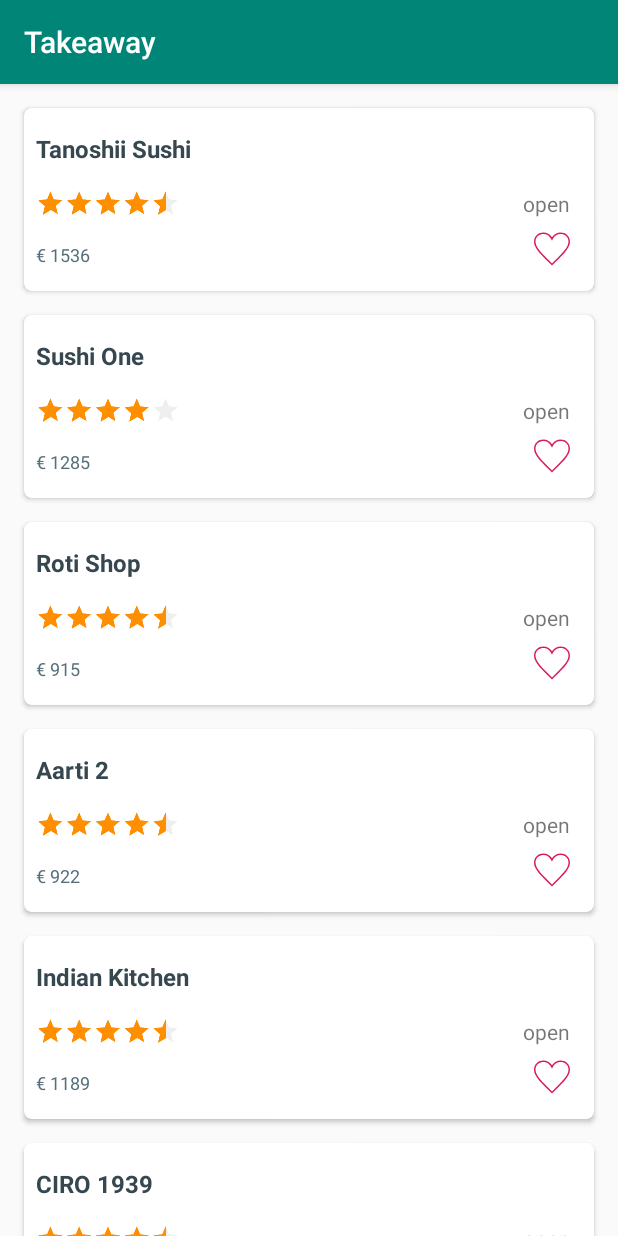
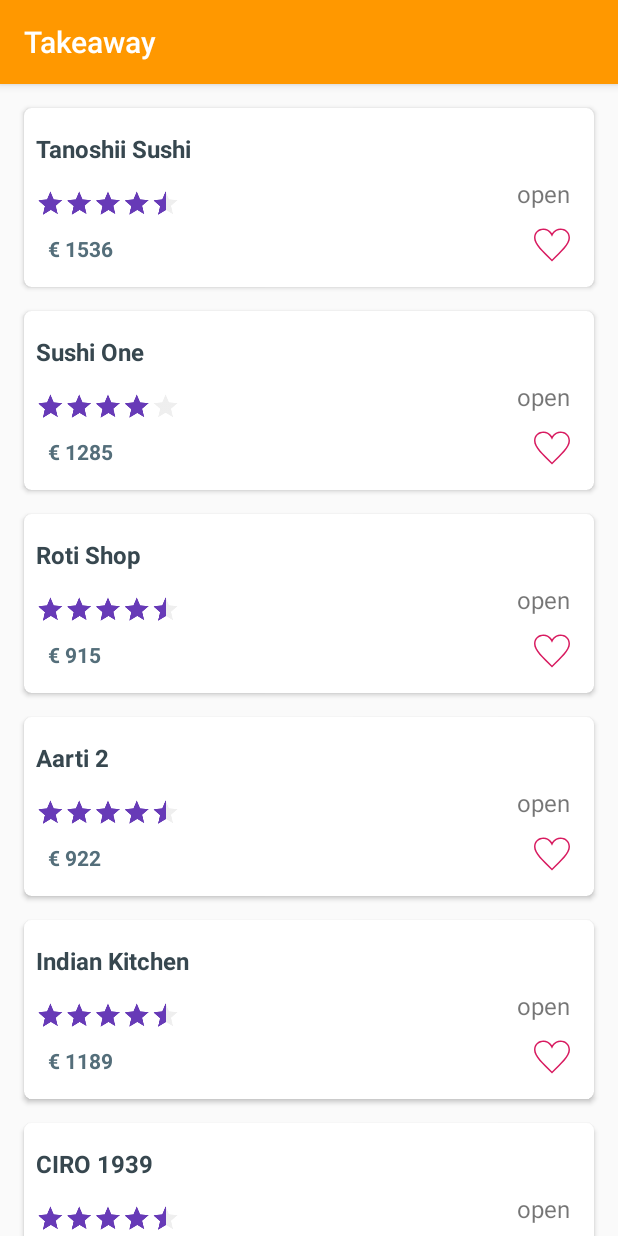
Before and after one commit to mohandeath/takeaway.com, an Android app: the screen it shows after launch (MainActivity), on a phone screen of 412 x 824 dp. Run offline under Robolectric (Android 15) with nearby library versions, the phone set to English and light mode, and no system bars; our stand-ins replace Dagger/Hilt's generated code, RxJava.

Commit message:
+ change in colors, fixed lint errors

```diff
--- a/app/src/main/res/layout/restaurant_item.xml
+++ b/app/src/main/res/layout/restaurant_item.xml
@@ -35,24 +35,25 @@
 
         <TextView
             android:id="@+id/tvOpen"
-            tools:text="OPEN!"
             android:layout_width="wrap_content"
             android:layout_height="wrap_content"
-            android:layout_marginTop="@dimen/space_2"
-            android:layout_marginEnd="8dp"
-            android:layout_marginRight="8dp"
-            android:textSize="@dimen/text_size_medium"
+            android:layout_marginTop="@dimen/space_1"
+            android:layout_marginEnd="@dimen/space_1"
+            android:textSize="@dimen/text_size_large"
             app:layout_constraintEnd_toEndOf="@+id/tvName"
-            app:layout_constraintTop_toBottomOf="@+id/tvName" />
+            app:layout_constraintTop_toBottomOf="@+id/tvName"
+            tools:text="OPEN!" />
 
         <TextView
             android:id="@+id/tvDesc"
             android:layout_width="wrap_content"
             android:layout_height="wrap_content"
-            android:layout_marginTop="16dp"
-            android:layout_marginBottom="16dp"
+            android:layout_marginTop="@dimen/space_2"
+            android:layout_marginBottom="@dimen/space_2"
+            android:layout_marginStart="@dimen/space_1"
             android:textColor="@color/colorDesc"
-            android:textSize="@dimen/text_size_small"
+            android:textSize="@dimen/text_size_medium"
+            android:textStyle="bold"
             app:layout_constraintBottom_toBottomOf="parent"
             app:layout_constraintStart_toStartOf="@+id/tvRate"
             app:layout_constraintTop_toBottomOf="@+id/tvOpen"
@@ -62,7 +63,7 @@
             android:id="@+id/tvRate"
             android:layout_width="0dp"
             android:layout_height="wrap_content"
-            android:layout_marginTop="16dp"
+            android:layout_marginTop="@dimen/space_2"
             android:backgroundTint="@color/colorRate"
             android:isIndicator="true"
             android:scaleX=".4"
@@ -75,10 +76,11 @@
 
         <ImageView
             android:id="@+id/imgLike"
+            android:contentDescription="@string/image_like"
             android:layout_width="wrap_content"
             android:layout_height="wrap_content"
             android:layout_marginBottom="@dimen/space_2"
-            android:tint="@color/colorAccent"
+            android:tint="@color/colorLike"
             app:layout_constraintBottom_toBottomOf="parent"
             app:layout_constraintEnd_toEndOf="@+id/tvOpen"
             app:srcCompat="@drawable/ic_heart_outline" />
--- a/app/src/main/res/values/colors.xml
+++ b/app/src/main/res/values/colors.xml
@@ -1,10 +1,11 @@
 <?xml version="1.0" encoding="utf-8"?>
 <resources>
-    <color name="colorPrimary">#008577</color>
-    <color name="colorPrimaryDark">#00574B</color>
-    <color name="colorAccent">#D81B60</color>
+    <color name="colorPrimary">#FF9800</color>
+    <color name="colorPrimaryDark">#FF6D00</color>
+    <color name="colorAccent">#1574f5</color>
     <color name="colorTitle">#37474F</color>
-    <color name="colorRate">#FF8F00</color>
+    <color name="colorRate">#673AB7</color>
+    <color name="colorLike">#D81B60</color>
     <color name="white">#FFF</color>
     <color name="greyRate">#D3BDBDBD</color>
     <color name="colorDesc">#546E7A</color>
--- a/app/src/main/res/values/strings.xml
+++ b/app/src/main/res/values/strings.xml
@@ -2,5 +2,6 @@
     <string name="app_name">Takeaway</string>
     <string name="retry">Try Again!</string>
     <string name="str_error_general">THERE ARE SOME PROBLEMS LOADING ITEMS. PLEASE CHECK LOGS</string>
+    <string name="image_like">Image Like</string>
 
 </resources>
```
